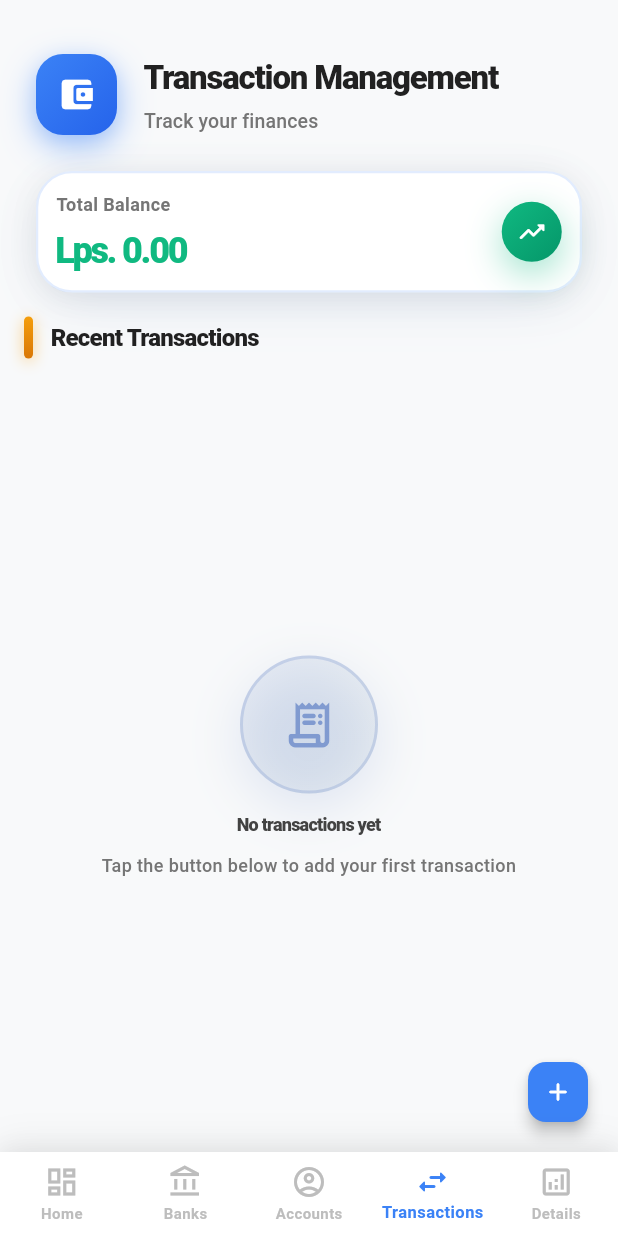
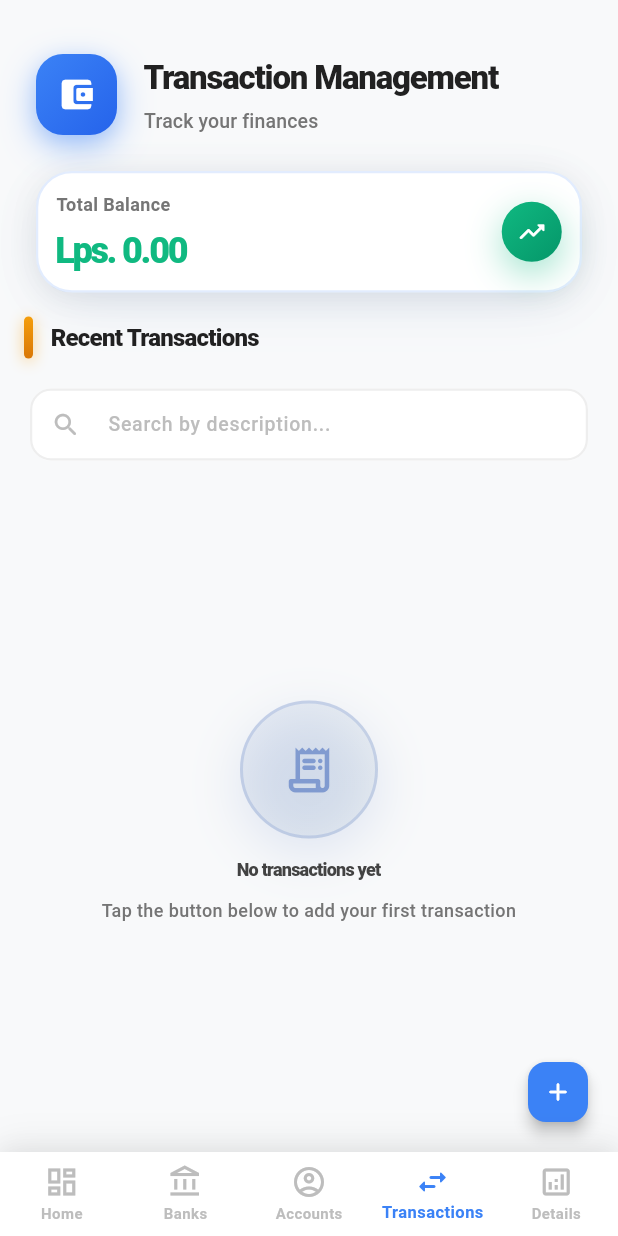
Before and after one commit to iAlonsoDev/mywallet, a Flutter app: the screen it shows after launch, swiped to page 4, on a phone screen of 412 x 824 dp. Run offline on Flutter 3.47's test engine with Material 3 defaults, Android fonts, the phone set to English and light mode, and no system bars; our stand-ins replace cached_network_image, cloud_firestore, firebase_core, fl_chart, image_picker, toastification; accounts and stored records are empty.

Commit message:
fix bug in transactions and account select

```diff
--- a/lib/pages/transactions.dart
+++ b/lib/pages/transactions.dart
@@ -126,6 +126,8 @@ class _TransactionsState extends State<Transactions> {
   final amountcontroller = TextEditingController();
   final summarycontroller = TextEditingController();
   final datecontroller = TextEditingController();
+  final _searchController = TextEditingController();
+  String _searchQuery = '';
 
   // State
   String _selectedType = 'Deposit';
@@ -177,6 +179,7 @@ class _TransactionsState extends State<Transactions> {
     amountcontroller.dispose();
     summarycontroller.dispose();
     datecontroller.dispose();
+    _searchController.dispose();
     super.dispose();
   }
 
@@ -383,6 +386,46 @@ class _TransactionsState extends State<Transactions> {
                 ],
               ),
             ),
+
+            // Search bar
+            Padding(
+              padding: const EdgeInsets.symmetric(horizontal: 20, vertical: 4),
+              child: TextField(
+                controller: _searchController,
+                onChanged: (value) => setState(() => _searchQuery = value),
+                style: const TextStyle(fontSize: 13, fontWeight: FontWeight.w500),
+                decoration: InputDecoration(
+                  hintText: "Search by description...",
+                  hintStyle: TextStyle(color: Colors.grey[400], fontSize: 13),
+                  prefixIcon: Icon(Icons.search_rounded, color: Colors.grey[400], size: 20),
+                  suffixIcon: _searchQuery.isNotEmpty
+                      ? IconButton(
+                          icon: Icon(Icons.close_rounded, color: Colors.grey[400], size: 18),
+                          onPressed: () => setState(() {
+                            _searchController.clear();
+                            _searchQuery = '';
+                          }),
+                        )
+                      : null,
+                  filled: true,
+                  fillColor: Colors.white,
+                  contentPadding: const EdgeInsets.symmetric(horizontal: 16, vertical: 12),
+                  border: OutlineInputBorder(
+                    borderRadius: BorderRadius.circular(14),
+                    borderSide: BorderSide(color: Colors.grey[200]!, width: 1.5),
+                  ),
+                  enabledBorder: OutlineInputBorder(
+                    borderRadius: BorderRadius.circular(14),
+                    borderSide: BorderSide(color: Colors.grey[200]!, width: 1.5),
+                  ),
+                  focusedBorder: OutlineInputBorder(
+                    borderRadius: BorderRadius.circular(14),
+                    borderSide: const BorderSide(color: Color(0xFF3B82F6), width: 1.5),
+                  ),
+                ),
+              ),
+            ),
+            const SizedBox(height: 4),
 
             // Transactions list
             Expanded(child: _allTransactionsDetails()),
@@ -868,10 +911,22 @@ class _TransactionsState extends State<Transactions> {
                             onPressed: () async {
                               if (idedit.isEmpty) {
                                 await _addTransaction();
+                                _clearForm();
+                                if (_banks.isNotEmpty) {
+                                  final firstBank = _banks.first;
+                                  _selectedBank = firstBank;
+                                  idbankcontroller = firstBank.idbank;
+                                  await fetchAccountsData();
+                                  if (_accounts.isNotEmpty) {
+                                    _selectedAccount = _accounts.first;
+                                    idaccountcontroller = _accounts.first.idaccount;
+                                  }
+                                }
+                                setModalState(() {});
                               } else {
                                 await _updateTransaction();
+                                Navigator.pop(context);
                               }
-                              Navigator.pop(context);
                             },
                             child: Row(
                               mainAxisAlignment: MainAxisAlignment.center,
@@ -1022,6 +1077,7 @@ class _TransactionsState extends State<Transactions> {
     required void Function(T?) onChanged,
   }) {
     return DropdownButtonFormField<T>(
+      key: ValueKey(value),
       initialValue: value,
       style: const TextStyle(
         fontSize: 12,
@@ -1384,7 +1440,13 @@ class _TransactionsState extends State<Transactions> {
         if (!snapshot.hasData) {
           return const Center(child: CircularProgressIndicator());
         }
-        final docs = snapshot.data!.docs;
+        final query = _searchQuery.trim().toLowerCase();
+        final docs = query.isEmpty
+            ? snapshot.data!.docs
+            : snapshot.data!.docs.where((d) {
+                final details = (d.data()["details"] ?? '').toString().toLowerCase();
+                return details.contains(query);
+              }).toList();
         if (docs.isEmpty) {
           return Center(
             child: Padding(
```
Also changed, not shown: 1 other file.
